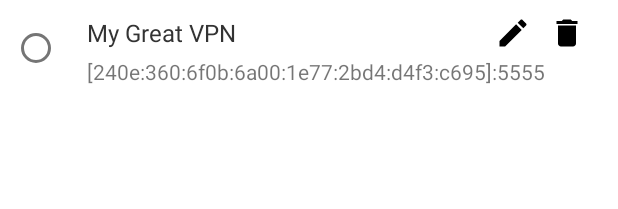
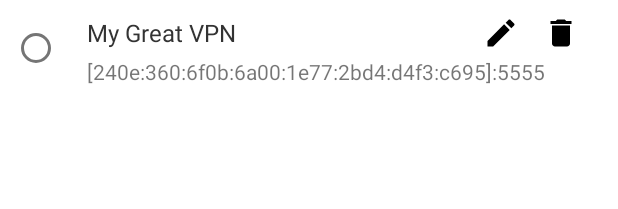
Before and after one commit to li-plus/4over6-android, an Android app: the layout item_server_config.xml on its own in the app's theme, with its tools: preview values and no code run, on a phone screen of 412 x 824 dp. Shown: the top 209 px of the screen. Run offline under Robolectric (Android 15) with nearby library versions, the phone set to English and light mode, and no system bars.

Commit message:
set edit config title

```diff
--- a/app/src/main/java/top/liplus/v4over6/adapter/ServerConfigAdapter.java
+++ b/app/src/main/java/top/liplus/v4over6/adapter/ServerConfigAdapter.java
@@ -12,7 +12,7 @@ import java.util.List;
 import top.liplus.v4over6.R;
 import top.liplus.v4over6.activity.BaseFragmentActivity;
 import top.liplus.v4over6.common.GlobalConfig;
-import top.liplus.v4over6.fragment.NewConfigFragment;
+import top.liplus.v4over6.fragment.EditConfigFragment;
 import top.liplus.v4over6.vpn.ServerConfig;
 
 public class ServerConfigAdapter extends BaseRecyclerViewAdapter<ServerConfig, BaseRecyclerViewAdapter.BaseRecyclerViewHolder> {
@@ -60,7 +60,7 @@ public class ServerConfigAdapter extends BaseRecyclerViewAdapter<ServerConfig, B
 
         // setup edit handler
         holder.findViewById(R.id.iv_edit).setOnClickListener((View view) -> {
-            activity.startFragment(new NewConfigFragment());
+            activity.startFragment(new EditConfigFragment(position));
         });
     }
 }
--- a/app/src/main/java/top/liplus/v4over6/fragment/ConfigListFragment.java
+++ b/app/src/main/java/top/liplus/v4over6/fragment/ConfigListFragment.java
@@ -70,7 +70,7 @@ public class ConfigListFragment extends BaseFragment {
     @BindView(R.id.tv_dns)
     protected TextView tvDns;
     @BindView(R.id.mt_top_bar)
-    protected MaterialToolbar topAppBar;
+    protected MaterialToolbar mtTopBar;
 
     private enum ConnectionStatus {
         NO_CONNECTION, CONNECTING, CONNECTED
@@ -105,9 +105,9 @@ public class ConfigListFragment extends BaseFragment {
         rvServerConfig.addItemDecoration(new DividerItemDecoration(rvServerConfig.getContext(), LinearLayoutManager.VERTICAL));
         rvServerConfig.setItemAnimator(new DefaultItemAnimator());
 
-        topAppBar.setOnMenuItemClickListener((MenuItem item) -> {
+        mtTopBar.setOnMenuItemClickListener((MenuItem item) -> {
             if (item.getItemId() == R.id.menu_new) {
-                getBaseFragmentActivity().startFragment(new NewConfigFragment());
+                getBaseFragmentActivity().startFragment(new EditConfigFragment(-1));
                 return true;
             } else {
                 return false;
--- a/app/src/main/res/layout/fragment_new_config.xml
+++ b/app/src/main/res/layout/fragment_edit_config.xml
@@ -15,7 +15,7 @@
             android:layout_width="match_parent"
             android:layout_height="?attr/actionBarSize"
             app:menu="@menu/menu_new_config"
-            app:title="@string/new_config" />
+            app:title="@string/edit_config" />
 
     </com.google.android.material.appbar.AppBarLayout>
 
--- a/app/src/main/res/layout/item_server_config.xml
+++ b/app/src/main/res/layout/item_server_config.xml
@@ -41,7 +41,7 @@
                 android:id="@+id/iv_edit"
                 android:layout_width="wrap_content"
                 android:layout_height="wrap_content"
-                android:layout_marginEnd="12sp"
+                android:layout_marginEnd="16sp"
                 android:layout_toStartOf="@id/iv_delete"
                 android:src="@drawable/ic_action_edit" />
 
@@ -50,7 +50,7 @@
                 android:layout_width="wrap_content"
                 android:layout_height="wrap_content"
                 android:layout_alignParentEnd="true"
-                android:layout_marginEnd="12sp"
+                android:layout_marginEnd="16sp"
                 android:src="@drawable/ic_action_delete" />
         </RelativeLayout>
 
--- a/app/src/main/res/values/strings.xml
+++ b/app/src/main/res/values/strings.xml
@@ -19,5 +19,6 @@
     <string name="connected">Connected</string>
     <string name="no_connection">No Connection</string>
     <string name="connecting">Connecting</string>
+    <string name="edit_config">Edit Config</string>
     <string name="new_config">New Config</string>
 </resources>
```
Also changed, not shown: app/src/main/java/top/liplus/v4over6/fragment/EditConfigFragment.java (renamed from app/src/main/java/top/liplus/v4over6/fragment/NewConfigFragment.java, +24 -4 lines).
